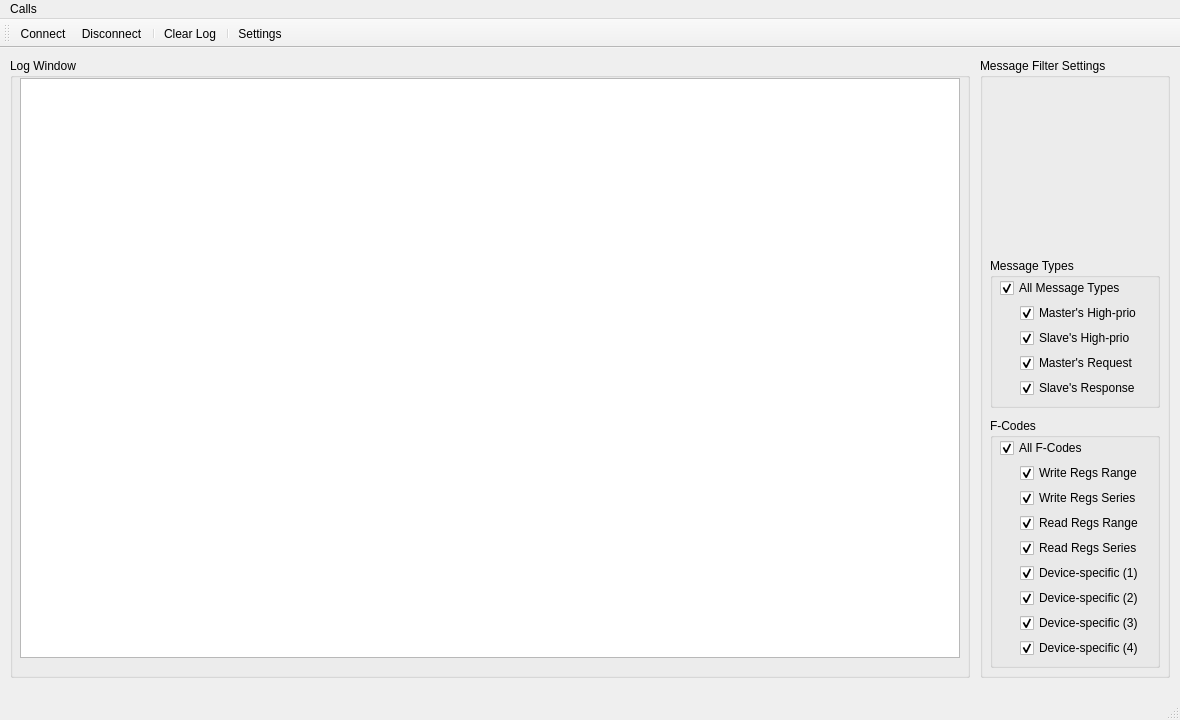
This is src/main/main_window.ui in Clever0ne/CannabusControl as Qt 5 draws it before an edit. The edited form follows.
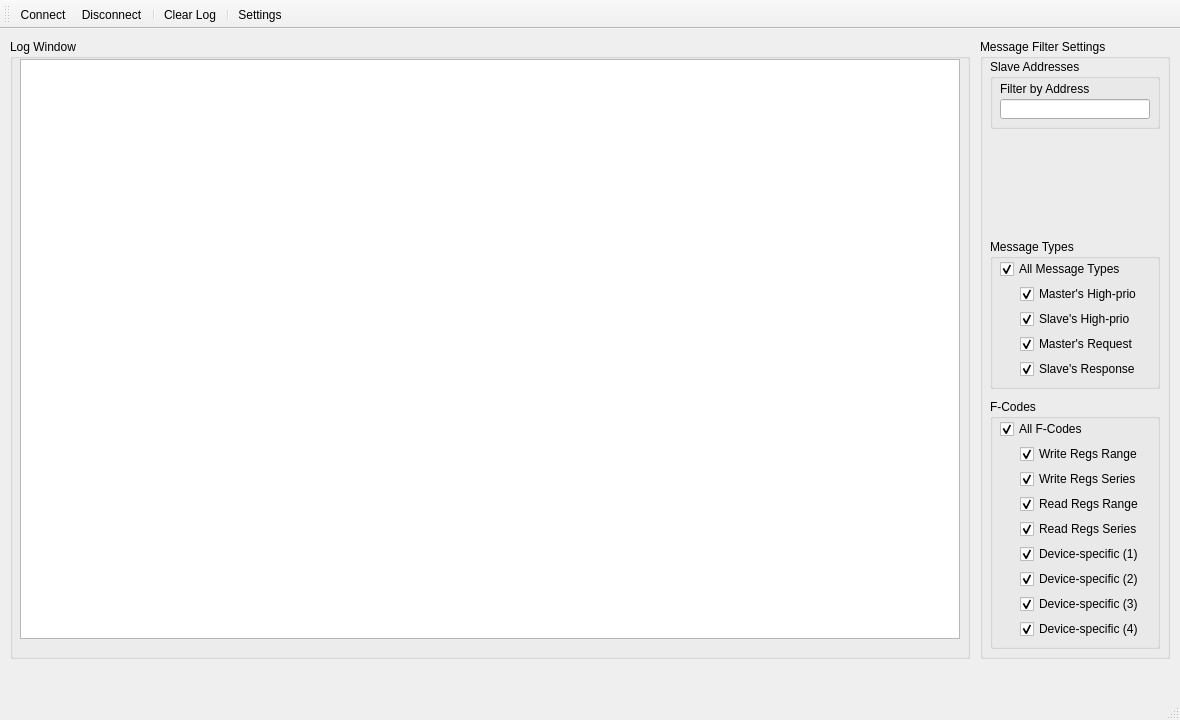
This is the edited form. Icons and pictures are not drawn. Custom widgets are drawn as their Qt base class.

The edit to the form file:
```diff
--- a/src/main/main_window.ui
+++ b/src/main/main_window.ui
@@ -16,6 +16,18 @@
     <verstretch>0</verstretch>
    </sizepolicy>
   </property>
+  <property name="minimumSize">
+   <size>
+    <width>1180</width>
+    <height>720</height>
+   </size>
+  </property>
+  <property name="maximumSize">
+   <size>
+    <width>1180</width>
+    <height>720</height>
+   </size>
+  </property>
   <property name="windowTitle">
    <string>NarcoCANtrol</string>
   </property>
@@ -345,6 +357,42 @@
       </property>
      </widget>
     </widget>
+    <widget class="QGroupBox" name="groupBox">
+     <property name="geometry">
+      <rect>
+       <x>10</x>
+       <y>20</y>
+       <width>170</width>
+       <height>70</height>
+      </rect>
+     </property>
+     <property name="title">
+      <string>Slave Addresses</string>
+     </property>
+     <widget class="QLineEdit" name="lineEdit">
+      <property name="geometry">
+       <rect>
+        <x>10</x>
+        <y>40</y>
+        <width>150</width>
+        <height>20</height>
+       </rect>
+      </property>
+     </widget>
+     <widget class="QLabel" name="label">
+      <property name="geometry">
+       <rect>
+        <x>10</x>
+        <y>20</y>
+        <width>150</width>
+        <height>20</height>
+       </rect>
+      </property>
+      <property name="text">
+       <string>Filter by Address</string>
+      </property>
+     </widget>
+    </widget>
    </widget>
   </widget>
   <widget class="QMenuBar" name="menuBar">
@@ -356,20 +404,6 @@
      <height>26</height>
     </rect>
    </property>
-   <widget class="QMenu" name="menuCalls">
-    <property name="title">
-     <string>Calls</string>
-    </property>
-    <addaction name="actionConnect"/>
-    <addaction name="actionDisconnect"/>
-    <addaction name="separator"/>
-    <addaction name="actionClearLog"/>
-    <addaction name="separator"/>
-    <addaction name="actionSettings"/>
-    <addaction name="separator"/>
-    <addaction name="actionQuit"/>
-   </widget>
-   <addaction name="menuCalls"/>
   </widget>
   <widget class="QStatusBar" name="statusBar"/>
   <widget class="QToolBar" name="toolBar">
```
